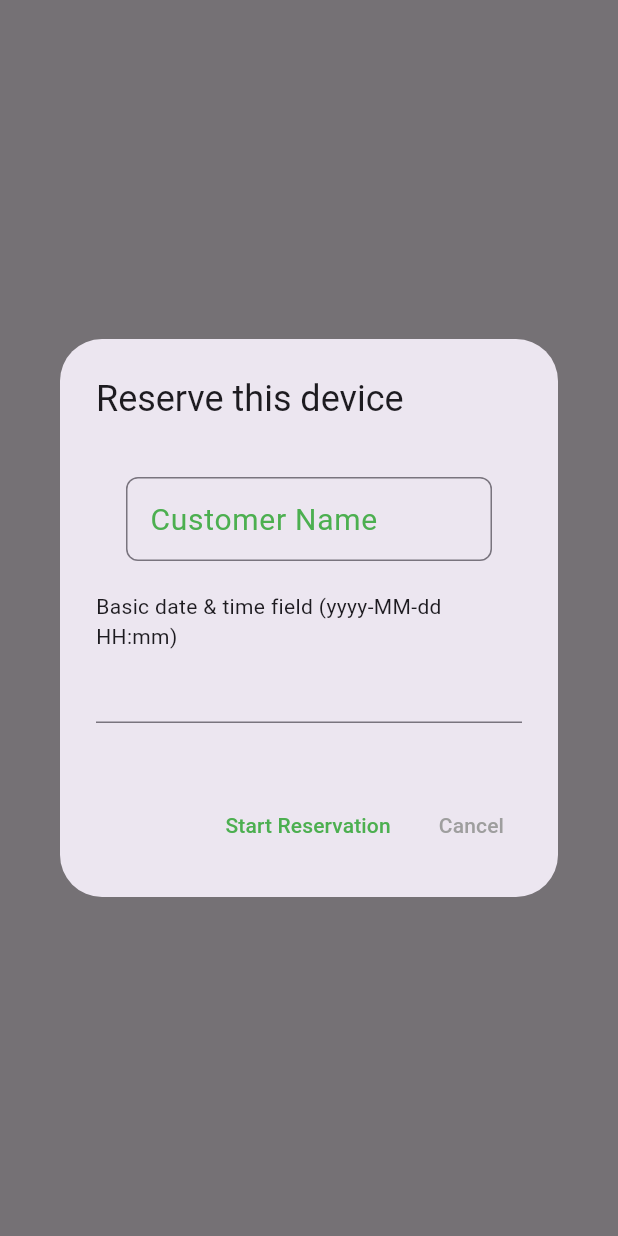
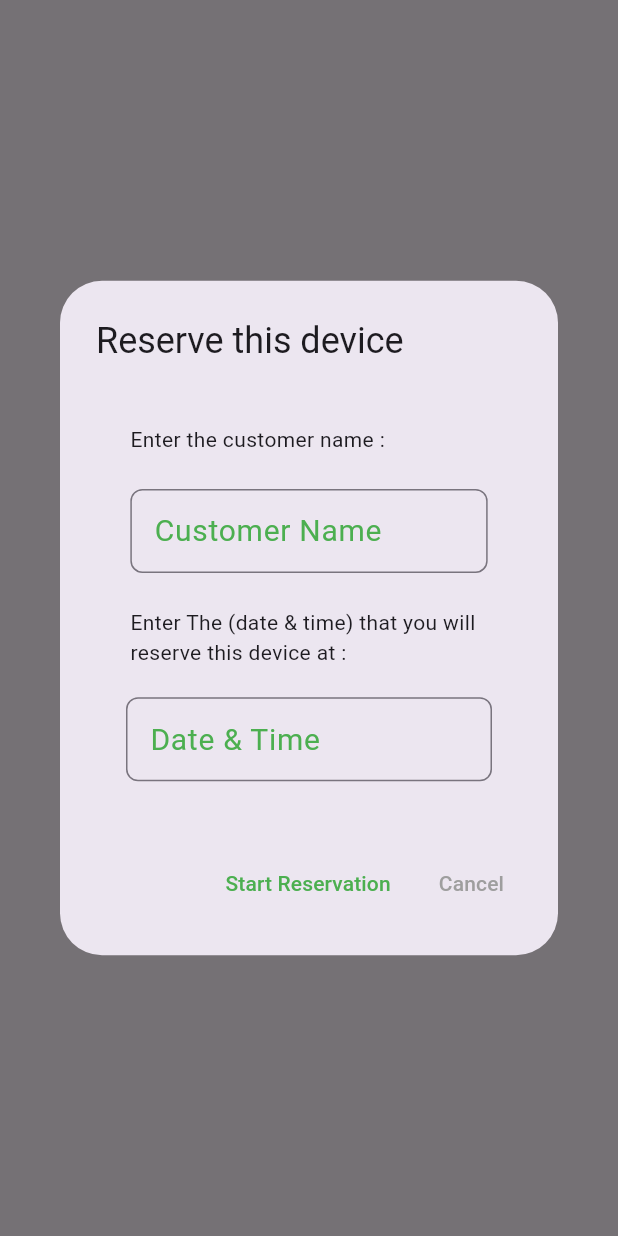
Before and after one commit to abdulkareemattar/davicemanger, a Flutter app: what showDialogReservation() shows on an empty page, opened directly, on a phone screen of 412 x 824 dp. Run offline on Flutter 3.47's test engine with Material 3 defaults, Android fonts, the phone set to English and light mode, and no system bars; our stand-ins replace datetime_picker_formfield_new, flutter_screenutil, flutter_slidable, font_awesome_flutter, hive, hive_flutter and 1 more; accounts and stored records are empty; generated files the repository leaves out were written again.

Commit message:
fix bugs and fix datetime picker

```diff
--- a/lib/data/devices.dart
+++ b/lib/data/devices.dart
@@ -41,5 +41,7 @@ class ReserveInformation extends HiveObject
   @HiveField(0)
   late String customerName;
   @HiveField(1)
-  late String TimeStart;
+  late DateTime selectedTime;
+  @HiveField(2)
+  late int index;
 }
--- a/lib/main.dart
+++ b/lib/main.dart
@@ -1,7 +1,6 @@
 import 'package:flutter/material.dart';
 import 'package:hive_flutter/adapters.dart';
 import 'package:provider/provider.dart';
-import 'package:untitled8/services/countdown_service.dart';
 import 'package:untitled8/services/hive_service.dart';
 
 import 'screens/home_screen.dart';
--- a/lib/screens/data_screen.dart
+++ b/lib/screens/data_screen.dart
@@ -31,7 +31,7 @@ class DataScreen extends StatelessWidget {
             child: Text(
               'My Devices :',
               style: TextStyle(
-                  shadows: [
+                  shadows: const[
                     BoxShadow(
                         color: Colors.black,
                         blurRadius: 1,
--- a/lib/screens/device_reservation.dart
+++ b/lib/screens/device_reservation.dart
@@ -1,33 +1,57 @@
+import 'package:datetime_picker_formfield_new/datetime_picker_formfield.dart';
 import 'package:flutter/material.dart';
+import 'package:flutter_screenutil/flutter_screenutil.dart';
 import 'package:untitled8/widgets/custom_textformfield.dart';
 
 import '../widgets/custom_datetime_picker_formfield.dart';
 
 void showDialogReservation({required BuildContext context}) {
   TextEditingController nameController = TextEditingController();
-  DateTime? selectedTime;
+  DateTime? date;
   showDialog(
     context: context,
     builder: (context) => AlertDialog(
-      title: Text('Reserve this device'),
-      content: Column(
+      title: const Text('Reserve this device'),
+      content: Padding(
+        padding:  EdgeInsets.only( top: 20.0.h),
+        child: Column(
           mainAxisSize: MainAxisSize.min,
           children: [
             CustomTextFormField(
+              txt: "Enter the customer name :",
               controller: nameController,
               label: 'Customer Name',
               keyboard: TextInputType.text,
             ),
-          BasicDateTimeField(),
-          SizedBox(height: 20),
+            BasicDateTimeField(
+                txt:
+                    'Enter The (date & time) that you will reserve this device at :',
+                label: 'Date & Time',
+                onShowPicker: (context, currentValue) async {
+                   date = await showDatePicker(
+                    context: context,
+                    firstDate: DateTime(1900),
+                    initialDate: DateTime.now(),
+                    lastDate: DateTime(2100),
+                  );
+                  if (date != null) {
+                    final time = await showTimePicker(
+                      context: context,
+                      initialTime: TimeOfDay.fromDateTime(
+                          currentValue ?? DateTime.now()),
+                    );
+                    return DateTimeField.combine(date!, time);
+                  } else {
+                    return currentValue;
+                  }
+                }),
           ],
+        ),
       ),
       actions: [
         TextButton(
           onPressed: () {
-            if (selectedTime != null) {
             Navigator.pop(context);
-            }
           },
           child: Text(
             'Start Reservation',
--- a/lib/screens/edit_device.dart
+++ b/lib/screens/edit_device.dart
@@ -119,7 +119,7 @@ class EditDevice extends StatelessWidget {
           }),
           value: MyHiveService.devices[index].reserved,
           onChanged: (value) {
-            MyHiveService.changereserved(index: index);
+            MyHiveService.editReserved(index: index);
           },
         ),
         Padding(
--- a/lib/widgets/custom_card.dart
+++ b/lib/widgets/custom_card.dart
@@ -39,7 +39,7 @@ class CustomCard extends StatelessWidget {
           onTap: () {
             final hiveservice =
                 Provider.of<HiveService>(context, listen: false);
-            hiveservice.changereserved(index: index);
+            hiveservice.editReserved(index: index);
           },
           child: Container(
             width: 20.w,
--- a/lib/widgets/custom_datetime_picker_formfield.dart
+++ b/lib/widgets/custom_datetime_picker_formfield.dart
@@ -1,34 +1,50 @@
 import 'package:datetime_picker_formfield_new/datetime_picker_formfield.dart';
 import 'package:flutter/material.dart';
+import 'package:flutter_screenutil/flutter_screenutil.dart';
 import 'package:intl/intl.dart';
 
 class BasicDateTimeField extends StatelessWidget {
   final format = DateFormat("yyyy-MM-dd HH:mm");
+  final String txt;
+  final String label;
+  final Future<DateTime?> Function(BuildContext, DateTime?) onShowPicker;
+
+  BasicDateTimeField(
+      {super.key,
+      required this.txt,
+      required this.label,
+      required this.onShowPicker});
+
   @override
   Widget build(BuildContext context) {
     return Column(
-      children: <Widget>[
-        Text('Basic date & time field (${format.pattern})'),
-        DateTimeField(
-          format: format,
-          onShowPicker: (context, currentValue) async {
-            final date = await showDatePicker(
-              context: context,
-              firstDate: DateTime(1900),
-              initialDate: currentValue ?? DateTime.now(),
-              lastDate: DateTime(2100),
-            );
-            if (date != null) {
-              final time = await showTimePicker(
-                context: context,
-                initialTime:
-                    TimeOfDay.fromDateTime(currentValue ?? DateTime.now()),
-              );
-              return DateTimeField.combine(date, time);
-            } else {
-              return currentValue;
-            }
-          },
+      crossAxisAlignment: CrossAxisAlignment.start,
+      children: [
+        Padding(
+          padding: EdgeInsets.symmetric(horizontal: 20.w),
+          child: Text(txt),
+        ),
+        Padding(
+          padding: const EdgeInsets.all(20),
+          child: DateTimeField(
+            decoration: InputDecoration(
+              label: Text(label),
+              labelStyle: const TextStyle(
+                color: Colors.green,
+                fontSize: 20,
+              ),
+              focusedBorder: OutlineInputBorder(
+                borderSide: const BorderSide(color: Colors.green, width: 3),
+                borderRadius: BorderRadius.circular(8),
+              ),
+              border: OutlineInputBorder(
+                borderSide: const BorderSide(color: Colors.green, width: 3),
+                borderRadius: BorderRadius.circular(8),
+              ),
+            ),
+            format: format,
+            onShowPicker: onShowPicker,
+          ),
         ),
       ],
     );
--- a/lib/widgets/custom_textformfield.dart
+++ b/lib/widgets/custom_textformfield.dart
@@ -1,4 +1,5 @@
 import 'package:flutter/material.dart';
+import 'package:flutter_screenutil/flutter_screenutil.dart';
 
 class CustomTextFormField extends StatelessWidget {
   CustomTextFormField({
@@ -6,23 +7,31 @@ class CustomTextFormField extends StatelessWidget {
     required this.controller,
     required this.label,
     required this.keyboard,
+    required this.txt,
   });
 
   final TextEditingController controller;
   final TextInputType keyboard;
   final String label;
+  final String txt;
   FormFieldValidator? validate;
 
   @override
   Widget build(BuildContext context) {
-    return Padding(
-      padding: const EdgeInsets.all(20),
+    return Column(crossAxisAlignment: CrossAxisAlignment.start,
+      children: [
+        Padding(
+          padding:  EdgeInsets.symmetric(horizontal: 20.w),
+          child: Text(txt),
+        ),
+        Padding(
+          padding:  EdgeInsets.all(20.sp),
           child: TextFormField(
             controller: controller,
             decoration: InputDecoration(
               labelStyle: const TextStyle(
                 color: Colors.green,
-            fontSize: 20,
+                fontSize:  20,
               ),
               labelText: label,
               focusedBorder: OutlineInputBorder(
@@ -37,6 +46,8 @@ class CustomTextFormField extends StatelessWidget {
             validator: validate,
             keyboardType: keyboard,
           ),
+        ),
+      ],
     );
   }
 }
```
Also changed, not shown: lib/screens/add_devices.dart (+16 -20 lines), lib/services/hive_service.dart (+18 -7 lines). Lines whose indentation alone changed are shown as unchanged.
